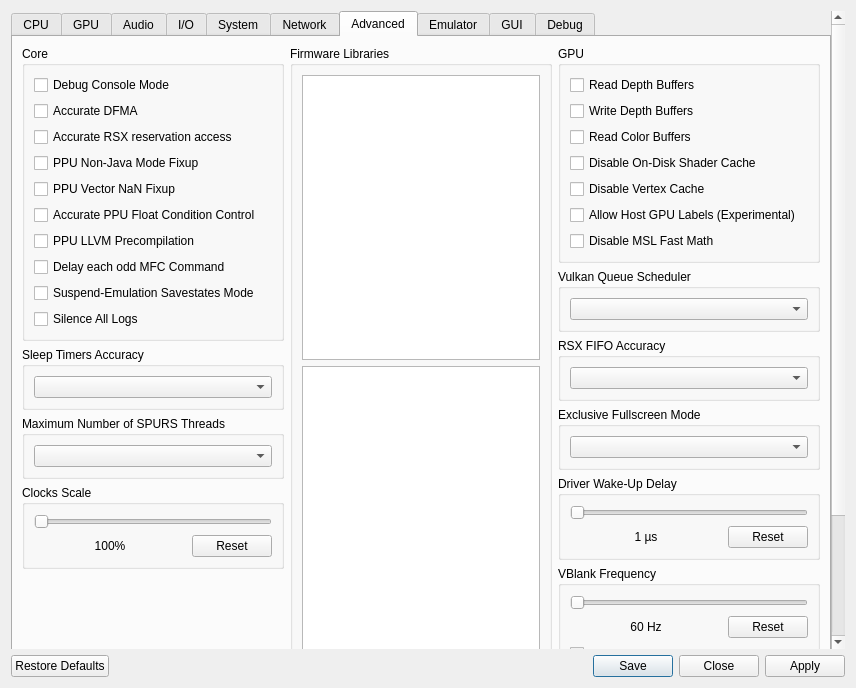
This is rpcs3/rpcs3qt/settings_dialog.ui in RPCS3/rpcs3 as Qt 5 draws it before an edit. The edited form follows.
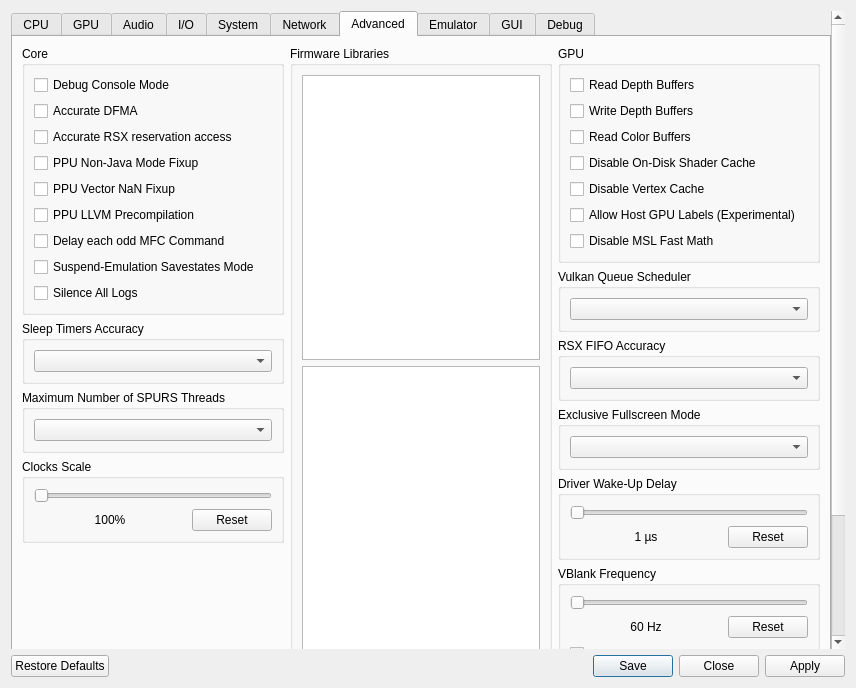
This is the edited form. The open tabs and pages were chosen to show the change. Icons and pictures are not drawn.

Commit message: Settings: Move Accurate PPU Float Condition Control to Debug

Diff of the .ui file:
```diff
--- a/rpcs3/rpcs3qt/settings_dialog.ui
+++ b/rpcs3/rpcs3qt/settings_dialog.ui
@@ -2379,13 +2379,6 @@
                  </property>
                 </widget>
                </item>
-               <item>
-                <widget class="QCheckBox" name="accuratePPUFPCC">
-                 <property name="text">
-                  <string>Accurate PPU Float Condition Control</string>
-                 </property>
-                </widget>
-               </item>
                <item>
                 <widget class="QCheckBox" name="ppuPrecompilation">
                  <property name="text">
@@ -4212,6 +4205,13 @@
                </property>
               </widget>
              </item>
+             <item>
+              <widget class="QCheckBox" name="accuratePPUFPCC">
+               <property name="text">
+                <string>Accurate PPU Float Condition Control</string>
+               </property>
+              </widget>
+             </item>
              <item>
               <widget class="QCheckBox" name="accurateSpuDMA">
                <property name="text">
```
The commit also changes 2 other files.
